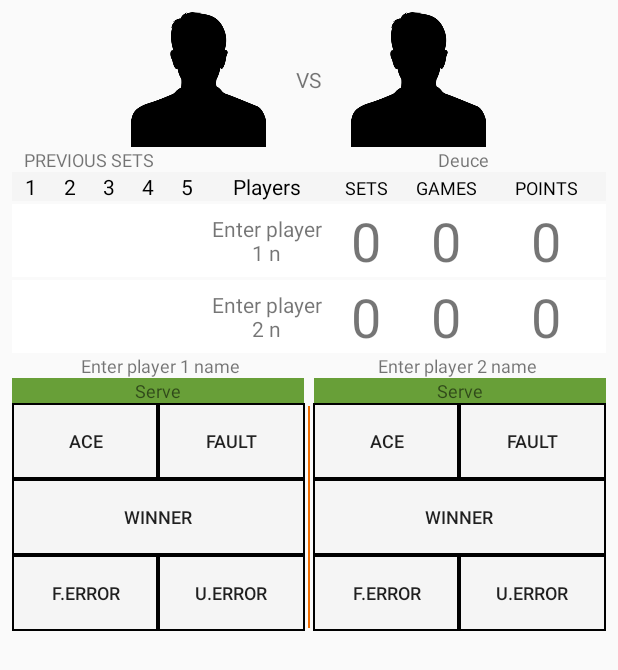
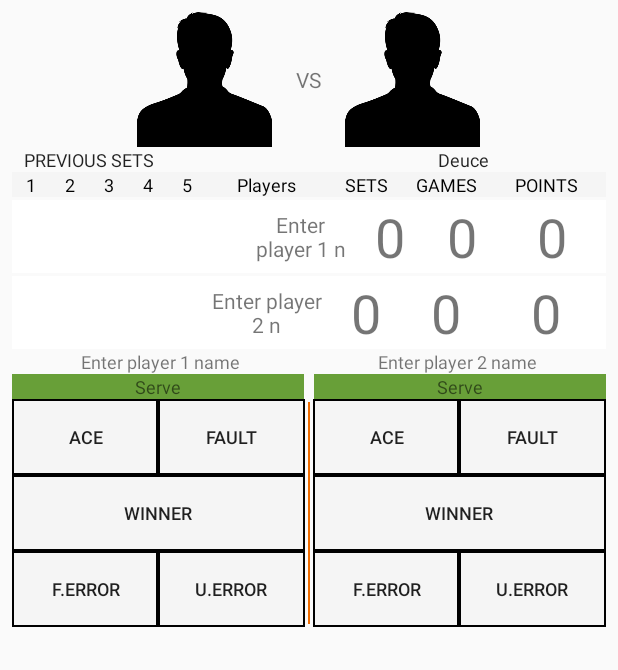
Before and after one commit to Lantus81/Tk-Rally-Full-app, an Android app: the layout cont_scorekeeper_navigation.xml on its own in the app's theme, with its tools: preview values and no code run, on a phone screen of 412 x 824 dp. Shown: the top 670 px of the screen. Run offline under Robolectric (Android 15) with nearby library versions, the phone set to English and light mode, and no system bars.

Commit message:
Fix Crash of app

```diff
--- a/app/build.gradle
+++ b/app/build.gradle
@@ -27,6 +27,6 @@ dependencies {
 
     compile 'com.android.support:appcompat-v7:25.1.1'
     compile 'com.android.support:design:25.1.1'
-    compile 'com.android.support:support-v4:25.2.0'
+    compile 'com.android.support:support-v4:25.1.1'
     compile 'com.android.support.constraint:constraint-layout:1.0.0-beta4'
 }
--- a/app/src/main/res/layout/cont_scorekeeper_navigation.xml
+++ b/app/src/main/res/layout/cont_scorekeeper_navigation.xml
@@ -5,10 +5,10 @@
     android:id="@+id/content_navigation"
     android:layout_width="match_parent"
     android:layout_height="match_parent"
-    android:paddingBottom="55dp"
-    android:paddingLeft="0dp"
-    android:paddingRight="0dp"
-    android:paddingTop="4dp"
+    android:paddingBottom="60dp"
+    android:paddingLeft="8dp"
+    android:paddingRight="8dp"
+    android:paddingTop="8dp"
     app:layout_behavior="@string/appbar_scrolling_view_behavior"
     tools:context="com.akristic.www.tkrally.NavigationScoreKeeperActivity"
     tools:showIn="@layout/app_bar_navigation">
@@ -17,41 +17,30 @@
         android:id="@+id/activity_main"
         android:layout_width="match_parent"
         android:layout_height="wrap_content"
-        android:orientation="vertical"
-        android:paddingBottom="4dp"
-        android:paddingLeft="8dp"
-        android:paddingRight="8dp"
-        android:paddingTop="4dp">
+        android:orientation="vertical">
 
         <LinearLayout
             android:layout_width="match_parent"
             android:layout_height="match_parent"
             android:gravity="center"
-            android:orientation="horizontal"
-            android:onClick="changePlayersNames">
+            android:onClick="changePlayersNames"
+            android:orientation="horizontal">
 
             <ImageView
                 android:id="@+id/score_image_player1"
-                android:layout_width="90dp"
-                android:layout_height="90dp"
-                android:scaleType="centerCrop"
-                android:src="@drawable/player_silhouette" />
+                style="@style/PlayerImage" />
 
             <TextView
                 android:layout_width="wrap_content"
                 android:layout_height="wrap_content"
-                android:layout_marginLeft="20dp"
-                android:layout_marginRight="20dp"
+                android:layout_marginLeft="@dimen/activity_horizontal_margin"
+                android:layout_marginRight="@dimen/activity_horizontal_margin"
                 android:gravity="center"
-                android:text="VS" />
+                android:text="@string/vs" />
 
             <ImageView
                 android:id="@+id/score_image_player2"
-                android:layout_width="90dp"
-                android:layout_height="90dp"
-                android:scaleType="centerCrop"
-                android:src="@drawable/player_silhouette" />
-
+                style="@style/PlayerImage" />
         </LinearLayout>
 
         <LinearLayout
@@ -60,23 +49,13 @@
             android:orientation="horizontal">
 
             <TextView
-                android:layout_width="0dp"
-                android:layout_height="wrap_content"
-                android:layout_marginLeft="8dp"
-                android:layout_marginStart="8dp"
-                android:layout_weight="1"
-                android:text="@string/previous_sets"
-                android:textSize="12sp" />
+                style="@style/TextForSets"
+                android:text="@string/previous_sets" />
 
             <TextView
                 android:id="@+id/deuce"
-                android:layout_width="0dp"
-                android:layout_height="wrap_content"
-                android:layout_marginLeft="8dp"
-                android:layout_marginStart="8dp"
-                android:layout_weight="1"
+                style="@style/TextForSets"
                 android:textAlignment="center"
-                android:textSize="12sp"
                 tools:text="Deuce" />
         </LinearLayout>
 
@@ -88,79 +67,49 @@
             android:orientation="horizontal">
 
             <TextView
-                android:layout_width="0dp"
-                android:layout_height="wrap_content"
+                style="@style/TextForSetsBlack"
                 android:layout_weight="1"
-                android:text="1"
-                android:textAlignment="center"
-                android:textColor="@color/colorBlack" />
+                android:text="1" />
 
             <TextView
-                android:layout_width="0dp"
-                android:layout_height="wrap_content"
+                style="@style/TextForSetsBlack"
                 android:layout_weight="1"
-                android:text="2"
-                android:textAlignment="center"
-                android:textColor="@color/colorBlack" />
+                android:text="2" />
 
             <TextView
-                android:layout_width="0dp"
-                android:layout_height="wrap_content"
+                style="@style/TextForSetsBlack"
                 android:layout_weight="1"
-                android:text="3"
-                android:textAlignment="center"
-                android:textColor="@color/colorBlack" />
+                android:text="3" />
 
             <TextView
-                android:layout_width="0dp"
-                android:layout_height="wrap_content"
+                style="@style/TextForSetsBlack"
                 android:layout_weight="1"
-                android:text="4"
-                android:textAlignment="center"
-                android:textColor="@color/colorBlack" />
+                android:text="4" />
 
             <TextView
-                android:layout_width="0dp"
-                android:layout_height="wrap_content"
+                style="@style/TextForSetsBlack"
                 android:layout_weight="1"
-                android:text="5"
-                android:textAlignment="center"
-                android:textColor="@color/colorBlack" />
+                android:text="5" />
 
             <TextView
-                android:layout_width="0dp"
-                android:layout_height="wrap_content"
+                style="@style/TextForSetsBlack"
                 android:layout_weight="3"
-                android:text="@string/players"
-                android:textAlignment="center"
-                android:textColor="@color/colorBlack" />
+                android:text="@string/players" />
 
             <TextView
-                android:layout_width="0dp"
-                android:layout_height="wrap_content"
+                style="@style/TextForSetsBlack"
                 android:layout_weight="2"
-                android:text="@string/sets"
-                android:textAlignment="center"
-                android:textColor="@color/colorBlack"
-                android:textSize="12sp" />
+                android:text="@string/sets" />
 
             <TextView
-                android:layout_width="0dp"
-                android:layout_height="wrap_content"
+                style="@style/TextForSetsBlack"
                 android:layout_weight="2"
-                android:text="@string/games"
-                android:textAlignment="center"
-                android:textColor="@color/colorBlack"
-                android:textSize="12sp" />
+                android:text="@string/games" />
 
             <TextView
-                android:layout_width="0dp"
-                android:layout_height="wrap_content"
+                style="@style/TextForSetsBlack"
                 android:layout_weight="3"
-                android:text="@string/points"
-                android:textAlignment="center"
-                android:textColor="@color/colorBlack"
-                android:textSize="12sp" />
+                android:text="@string/points" />
         </LinearLayout>
 
         <LinearLayout
@@ -172,52 +121,32 @@
 
             <TextView
                 android:id="@+id/save_sets_player1_set_1"
-                android:layout_width="0dp"
-                android:layout_height="wrap_content"
-                android:layout_gravity="center"
-                android:layout_weight="1"
+                style="@style/TextForSets"
                 android:text="@string/_0"
-                android:textAlignment="center"
                 android:textSize="24sp" />
 
             <TextView
                 android:id="@+id/save_sets_player1_set_2"
-                android:layout_width="0dp"
-                android:layout_height="wrap_content"
-                android:layout_gravity="center"
-                android:layout_weight="1"
+                style="@style/TextForSets"
                 android:text="@string/_0"
-                android:textAlignment="center"
                 android:textSize="24sp" />
 
             <TextView
                 android:id="@+id/save_sets_player1_set_3"
-                android:layout_width="0dp"
-                android:layout_height="wrap_content"
-                android:layout_gravity="center"
-                android:layout_weight="1"
+                style="@style/TextForSets"
                 android:text="@string/_0"
-                android:textAlignment="center"
                 android:textSize="24sp" />
 
             <TextView
                 android:id="@+id/save_sets_player1_set_4"
-                android:layout_width="0dp"
-                android:layout_height="wrap_content"
-                android:layout_gravity="center"
-                android:layout_weight="1"
+                style="@style/TextForSets"
                 android:text="@string/_0"
-                android:textAlignment="center"
                 android:textSize="24sp" />
 
             <TextView
                 android:id="@+id/save_sets_player1_set_5"
-                android:layout_width="0dp"
-                android:layout_height="wrap_content"
-                android:layout_gravity="center"
-                android:layout_weight="1"
+                style="@style/TextForSets"
                 android:text="@string/_0"
-                android:textAlignment="center"
                 android:textSize="24sp" />
 
             <TextView
@@ -260,6 +189,7 @@
                 android:textAlignment="center"
                 android:textSize="36sp" />
         </LinearLayout>
+
         <LinearLayout
             android:layout_width="match_parent"
             android:layout_height="wrap_content"
--- a/app/src/main/res/values/dimens.xml
+++ b/app/src/main/res/values/dimens.xml
@@ -6,4 +6,6 @@
     <dimen name="activity_horizontal_margin">16dp</dimen>
     <dimen name="activity_vertical_margin">16dp</dimen>
     <dimen name="fab_margin">16dp</dimen>
+    <dimen name="medium_horizontal_margin">8dp</dimen>
+    <dimen name="medium_vertical_margin">8dp</dimen>
 </resources>
--- a/app/src/main/res/values/strings.xml
+++ b/app/src/main/res/values/strings.xml
@@ -109,5 +109,6 @@
 
     <string name="title_activity_quiz">QuizActivity</string>
     <string name="title_players_names">Player Names</string>
+    <string name="vs">VS</string>
 
 </resources>
--- a/app/src/main/res/values/styles.xml
+++ b/app/src/main/res/values/styles.xml
@@ -44,5 +44,27 @@
         <item name="android:windowNoTitle">true</item>
         <item name="android:windowNoDisplay">true</item>
     </style>
+    <!-- Player Images ScooreKeeper -->
+    <style name="PlayerImage" parent="AppTheme">
+        <item name="android:layout_width">90dp</item>
+        <item name="android:layout_height">90dp</item>
+        <item name="android:scaleType">centerCrop</item>
+        <item name="android:src">@drawable/player_silhouette</item>
+    </style>
+    <!-- Text ScooreKeeper-->
+    <style name="TextForSets" parent="AppTheme">
+        <item name="android:layout_width">0dp</item>
+        <item name="android:layout_height">wrap_content</item>
+        <item name="android:layout_marginLeft">@dimen/medium_horizontal_margin</item>
+        <item name="android:textSize">12sp</item>
+        <item name="android:layout_weight">1</item>
+    </style>
+    <style name="TextForSetsBlack" parent="AppTheme">
+        <item name="android:layout_width">0dp</item>
+        <item name="android:layout_height">wrap_content</item>
+        <item name="android:gravity">center</item>
+        <item name="android:textSize">12sp</item>
+        <item name="android:textColor">@color/colorBlack</item>
+    </style>
 
 </resources>
```
Also changed, not shown: app/src/main/java/com/akristic/www/tkrally/SplashActivity.java (+7 -9 lines), 2 other files.
